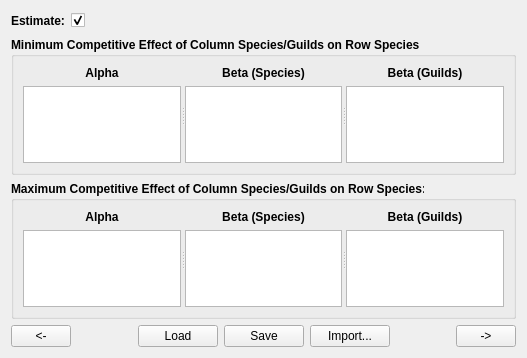
Old version of the form MSSPM_Main/forms/Estimation/Estimation_Tab03.ui in the repository nmfs-fish-tools/MSSPM.
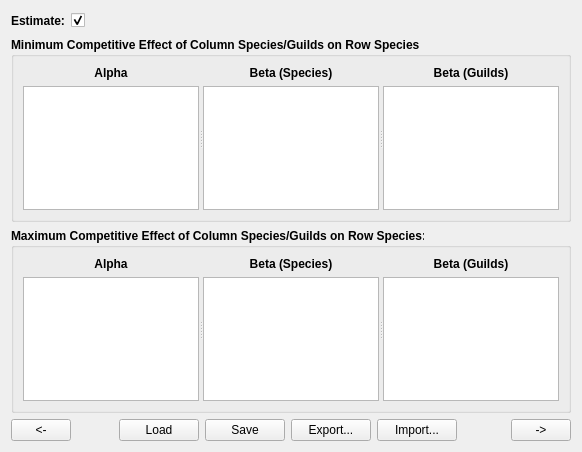
New version of the form.

```diff
--- a/MSSPM_Main/forms/Estimation/Estimation_Tab03.ui
+++ b/MSSPM_Main/forms/Estimation/Estimation_Tab03.ui
@@ -6,8 +6,8 @@
    <rect>
     <x>0</x>
     <y>0</y>
-    <width>527</width>
-    <height>358</height>
+    <width>582</width>
+    <height>452</height>
    </rect>
   </property>
   <property name="windowTitle">
@@ -452,6 +452,22 @@
        </property>
       </widget>
      </item>
+     <item>
+      <widget class="QPushButton" name="Estimation_Tab3_ExportPB">
+       <property name="toolTip">
+        <string>Export table data to a CSV file</string>
+       </property>
+       <property name="statusTip">
+        <string>Export table data to a CSV file</string>
+       </property>
+       <property name="whatsThis">
+        <string>&lt;html&gt;&lt;head/&gt;&lt;body&gt;&lt;p align=&quot;center&quot;&gt;&lt;span style=&quot; font-weight:600;&quot;&gt;Export&lt;/span&gt;&lt;/p&gt;&lt;p&gt;Saves the above data to a .csv file for easy transfer between applications. The user may choose the default .csv file name or enter a tag for a customized file name.&lt;/p&gt;&lt;/body&gt;&lt;/html&gt;</string>
+       </property>
+       <property name="text">
+        <string>Export...</string>
+       </property>
+      </widget>
+     </item>
      <item>
       <widget class="QPushButton" name="Estimation_Tab3_ImportPB">
        <property name="toolTip">
```
Left out of the diff: 14 changed lines with no effect on the pictures.
